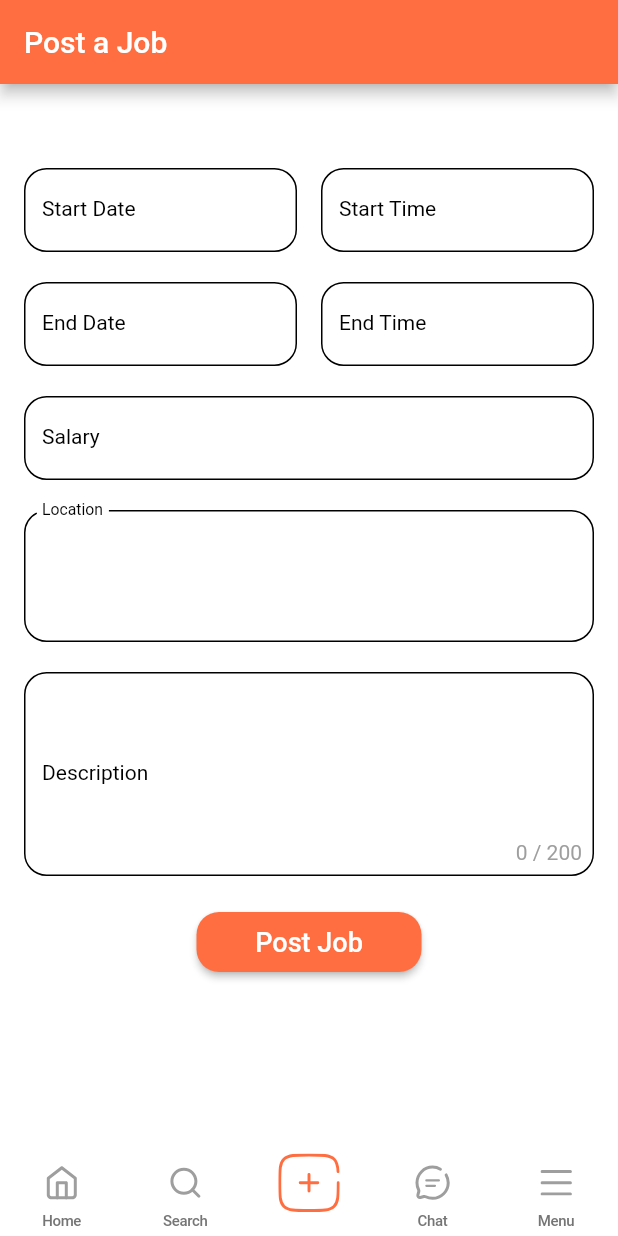
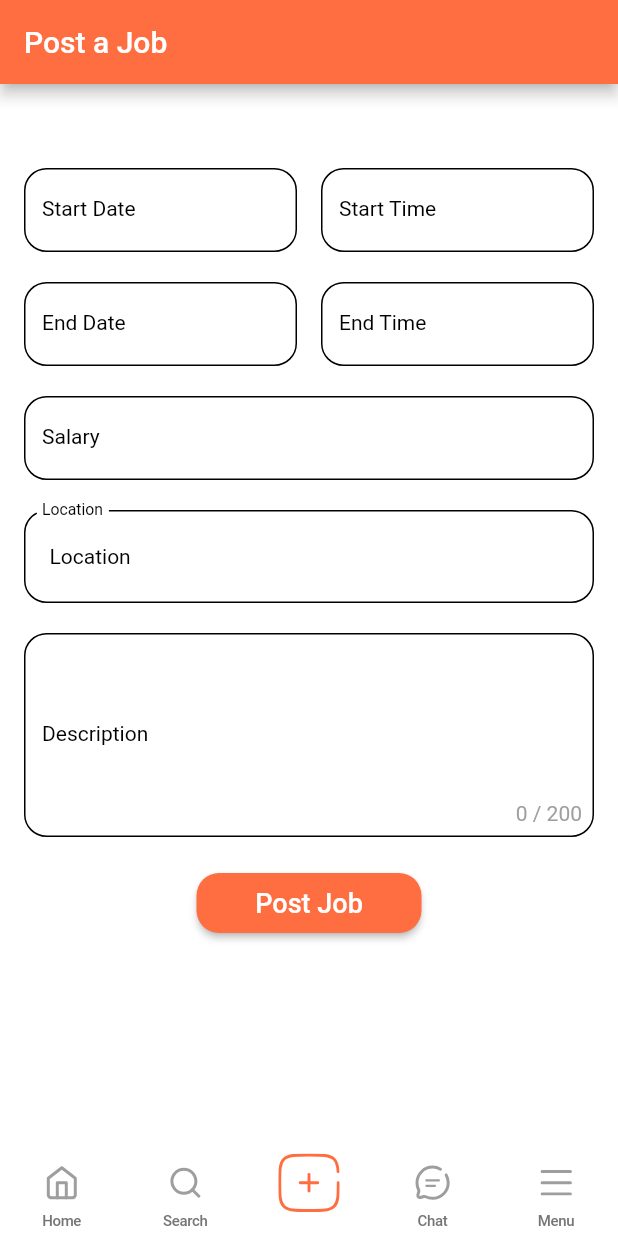
Before and after one commit to bathiyapathum/PartTimeNow_flutter_app, a Flutter app: the screen it shows once a user with an empty profile is signed in, swiped to page 3, on a phone screen of 412 x 824 dp. Run offline on Flutter 3.47's test engine with Material 2 defaults, Android fonts, the light colour scheme and no system bars; our stand-ins replace cloud_firestore, firebase_auth, firebase_core, firebase_storage, flutter_svg, image_picker and 3 more; accounts and stored records are empty; network calls fail; project files that could hold a hidden picture were left out.

Commit message:
Update Locations

```diff
--- a/lib/screens/post_job_screen.dart
+++ b/lib/screens/post_job_screen.dart
@@ -347,48 +347,42 @@ class _PostJobScreenState extends State<PostJobScreen> {
           borderRadius: BorderRadius.circular(15),
         ),
       ),
-      child: DropdownButtonFormField<String>(
-        value: location,
-        decoration: const InputDecoration(
-          filled: false,
-          fillColor: Color.fromARGB(255, 134, 22, 129),
-          contentPadding: EdgeInsets.symmetric(horizontal: 5, vertical: 3),
-        ),
-        dropdownColor: const Color.fromARGB(255, 53, 53, 52),
-        items: districtNames.map((String district) {
-          return DropdownMenuItem<String>(
+      child: PopupMenuButton<String>(
+        itemBuilder: (BuildContext context) {
+          return districtNames.map((String district) {
+            return PopupMenuItem<String>(
               value: district,
               child: Text(
                 district,
                 style: const TextStyle(
-                color: Colors.white,
+                  color: Color.fromARGB(255, 255, 255, 255),
                 ),
               ),
             );
-        }).toList(),
-        onChanged: (String? newValue) {
+          }).toList();
+        },
+        onSelected: (String? newValue) {
           if (newValue != null) {
             setState(() {
               location = newValue;
             });
           }
         },
+        child: Container(
+          padding: EdgeInsets.symmetric(horizontal: 5, vertical: 3),
+          decoration: BoxDecoration(
+            color: Colors.white, // Set the background color to white
+            borderRadius:
+                BorderRadius.circular(5), // Adjust the radius as needed
+          ),
+          child: Text(
+            location ?? 'Location',
             style: const TextStyle(
-          color: Color.fromARGB(255, 0, 0, 0),
-        ),
-        selectedItemBuilder: (BuildContext context) {
-          return districtNames.map<Widget>((String item) {
-            return Container(
-              alignment: Alignment.centerLeft,
-              child: Text(
-                item,
-                style: const TextStyle(
-                  color: Colors.black,
+              color: Colors.black, // Set the text color to black
             ),
           ),
-            );
-          }).toList();
-        },
+        ),
+        offset: Offset(0, 30), // Adjust the vertical offset as needed
       ),
     );
   }
```
Lines whose indentation alone changed are shown as unchanged.
